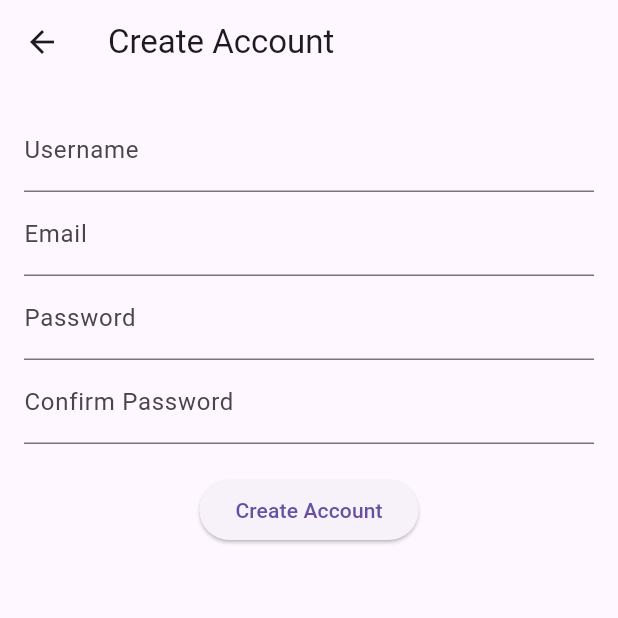
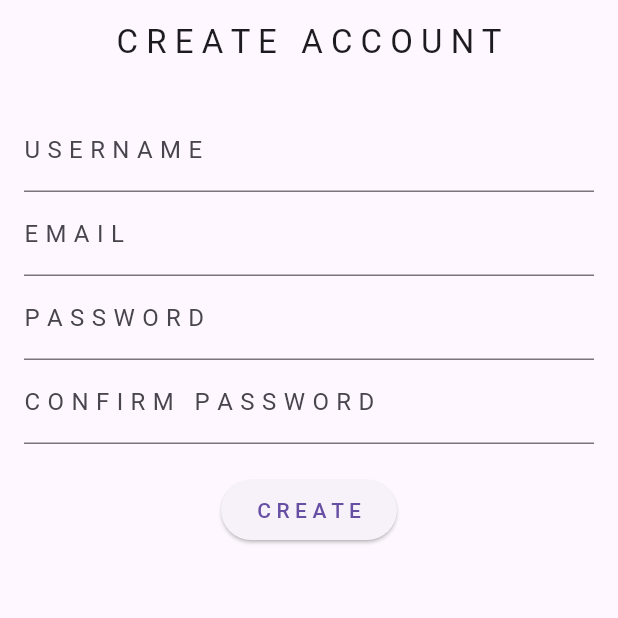
Before and after one commit to floatedbloom/flutter_recipes, a Flutter app: the screen it shows after launch, after a tap on "Create Account", on a phone screen of 412 x 824 dp, the top half of it. Run offline on Flutter 3.47's test engine with Material 3 defaults, Android fonts, the phone set to English and light mode, and no system bars; our stand-ins replace google_nav_bar, image_picker, sqflite; accounts and stored records are empty.

Commit message:
bunch of small stuff

```diff
--- a/lib/components/recipe_tile.dart
+++ b/lib/components/recipe_tile.dart
@@ -92,6 +92,9 @@ class RecipeTile extends StatelessWidget {
                                 child: const Text('Favorite'),
                                 onPressed: () {
                                   addFavorite(recipe);
+                                  ScaffoldMessenger.of(context).showSnackBar(
+                                    const SnackBar(content: Text('Recipe added to Favorites')),
+                                  );
                                 },
                               ),
                               const SizedBox(height: 5),
@@ -166,6 +169,9 @@ class RecipeTile extends StatelessWidget {
                   GestureDetector(
                     onTap: () {
                       addLater(recipe);
+                      ScaffoldMessenger.of(context).showSnackBar(
+                        const SnackBar(content: Text('Recipe added to Try Later')),
+                      );
                     },
                     child: Container(
                       padding: const EdgeInsets.all(21),
--- a/lib/pages/create_account.dart
+++ b/lib/pages/create_account.dart
@@ -53,33 +53,33 @@ class _CreateAccountState extends State<CreateAccount> {
   @override
   Widget build(BuildContext context) {
     return Scaffold(
-      appBar: AppBar(title: const Text('Create Account')),
+      appBar: AppBar(title: const Text('C R E A T E   A C C O U N T'), automaticallyImplyLeading: false, centerTitle: true,),
       body: Padding(
         padding: const EdgeInsets.all(16.0),
         child: Column(
           children: [
             TextField(
               controller: _usernameController,
-              decoration: const InputDecoration(labelText: 'Username'),
+              decoration: const InputDecoration(labelText: 'U S E R N A M E'),
             ),
             TextField(
               controller: _emailController,
-              decoration: const InputDecoration(labelText: 'Email'),
+              decoration: const InputDecoration(labelText: 'E M A I L'),
             ),
             TextField(
               controller: _passwordController,
-              decoration: const InputDecoration(labelText: 'Password'),
+              decoration: const InputDecoration(labelText: 'P A S S W O R D'),
               obscureText: true,
             ),
             TextField(
               controller: _confirmController,
-              decoration: const InputDecoration(labelText: 'Confirm Password'),
+              decoration: const InputDecoration(labelText: 'C O N F I R M   P A S S W O R D'),
               obscureText: true,
             ),
             const SizedBox(height: 20),
             ElevatedButton(
               onPressed: _createAccount,
-              child: const Text('Create Account'),
+              child: const Text('C R E A T E'),
             ),
           ],
         ),
--- a/lib/pages/favorites_page.dart
+++ b/lib/pages/favorites_page.dart
@@ -77,6 +77,9 @@ class _FavoritesPageState extends State<FavoritesPage> {
                       userId = SessionManager.instance.currentUserId ?? 0;
                       int recipeId = await dbHelper.getIdByRecipe(recipe) ?? 0;
                       dbHelper.removeFavoriteRecipe(userId, recipeId);
+                      ScaffoldMessenger.of(context).showSnackBar(
+                        const SnackBar(content: Text('Recipe removed from Favorites')),
+                      );
                     },
                     label: const Text('Remove'),
                     icon: const Icon(Icons.remove_circle_rounded),
--- a/lib/pages/later_page.dart
+++ b/lib/pages/later_page.dart
@@ -77,6 +77,10 @@ class _LaterPageState extends State<LaterPage> {
                       userId = SessionManager.instance.currentUserId ?? 0;
                       int recipeId = await dbHelper.getIdByRecipe(recipe) ?? 0;
                       dbHelper.removeLaterRecipe(userId, recipeId);
+                      favorites.remove(recipe);
+                      ScaffoldMessenger.of(context).showSnackBar(
+                        const SnackBar(content: Text('Recipe removed from Try Later')),
+                      );
                     },
                     label: const Text('Remove'),
                     icon: const Icon(Icons.remove_circle_rounded),
--- a/lib/pages/login.dart
+++ b/lib/pages/login.dart
@@ -52,7 +52,7 @@ class _LoginScreenState extends State<LoginScreen> {
   @override
   Widget build(BuildContext context) {
     return Scaffold(
-      appBar: AppBar(title: const Text("L O G I N")),
+      appBar: AppBar(title: const Text("L O G I N"), centerTitle: true,),
       body: Padding(
         padding: const EdgeInsets.all(25),
         child: Column(
@@ -60,18 +60,18 @@ class _LoginScreenState extends State<LoginScreen> {
             //username field
             TextField(
               controller: _usernameController,
-              decoration: const InputDecoration(labelText: 'Username'),
+              decoration: const InputDecoration(labelText: 'U S E R N A M E'),
             ),
             //password field
             TextField(
               controller: _passwordController,
-              decoration: const InputDecoration(labelText: 'Password'),
+              decoration: const InputDecoration(labelText: 'P A S S W O R D'),
             ),
             const SizedBox(height: 20),
             ElevatedButton(
               onPressed: _login,
               child: const Text(
-                'Login',
+                'L O G I N',
                 style: TextStyle(color: Colors.grey, fontWeight: FontWeight.bold),
               ),
             ),
--- a/lib/pages/own_recipes.dart
+++ b/lib/pages/own_recipes.dart
@@ -53,6 +53,7 @@ class _OwnRecipesState extends State<OwnRecipes> {
   @override
   Widget build(BuildContext context) {
     return Scaffold(
+      appBar: AppBar(title: const Center(child: Text('M Y   R E C I P E S'))),
       body: Expanded(
               child: ListView.builder(
                 itemCount: recipes.length,
```
Also changed, not shown: lib/pages/change_password.dart (added, +116 -0 lines), lib/pages/create_page.dart (+6 -3 lines), lib/pages/home_page.dart (+6 -1 lines), lib/pages/personal_page.dart (+60 -22 lines), lib/pages/search_page.dart (+9 -12 lines).
